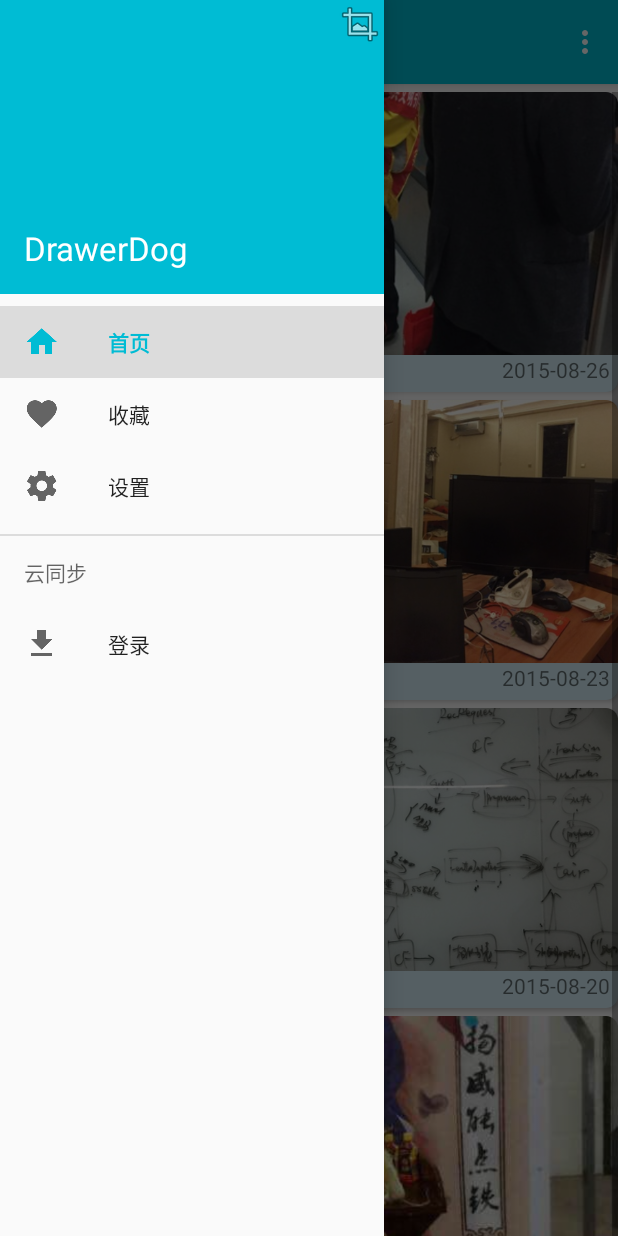
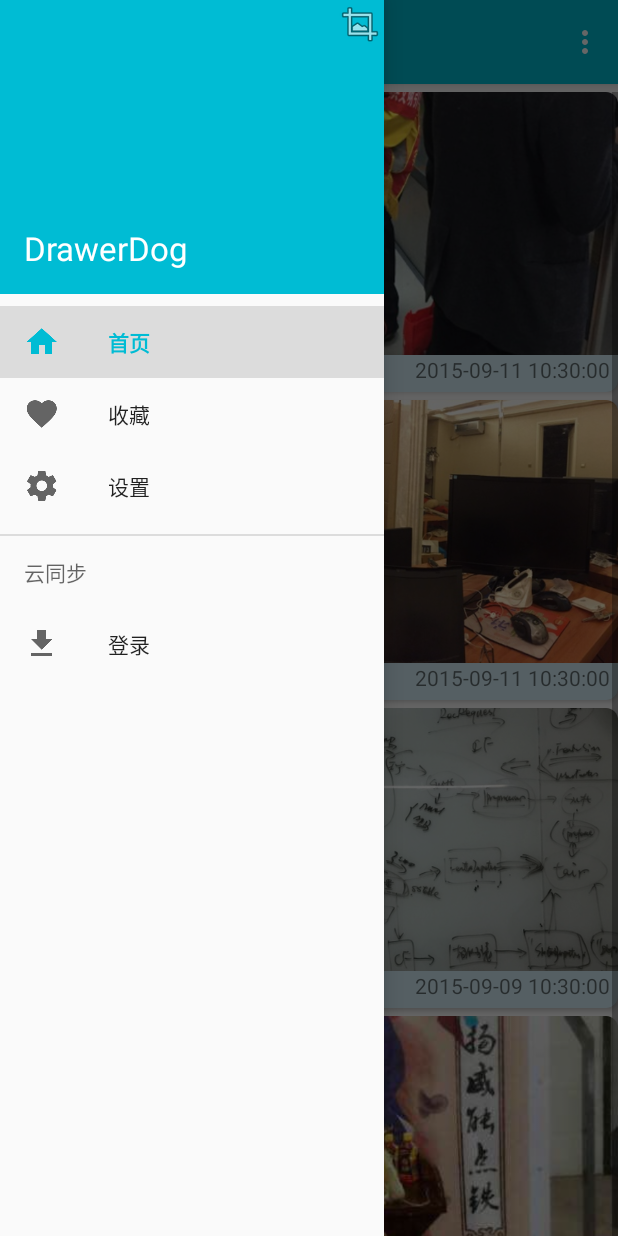
Before and after one commit to bpig/DrawerDog, an Android app: the screen it shows after launch (MainActivity), with the side drawer open, on a phone screen of 412 x 824 dp. Run offline under Robolectric (Android 15) with nearby library versions, the light colour scheme and no system bars; our stand-ins replace ButterKnife; libraries missing offline, so code that uses them is left out: com.snappydb; 3 statements that could not run were skipped.

Commit message:
modify imageitem

```diff
--- a/app/build.gradle
+++ b/app/build.gradle
@@ -28,4 +28,7 @@ dependencies {
     compile 'com.android.support:design:23.0.0'
     compile 'com.jakewharton:butterknife:7.0.1'
     compile 'com.android.support:design:23.0.0'
+    compile 'com.snappydb:snappydb-lib:0.5.2'
+    compile 'com.esotericsoftware.kryo:kryo:2.24.0'
+    compile 'junit:junit:4.12'
 }
--- a/app/src/main/java/bpig/drawerdog/MainActivity.java
+++ b/app/src/main/java/bpig/drawerdog/MainActivity.java
@@ -3,13 +3,13 @@ package bpig.drawerdog;
 import android.content.Intent;
 import android.os.Bundle;
 import android.support.design.widget.NavigationView;
-import android.support.design.widget.Snackbar;
 import android.support.v4.widget.DrawerLayout;
 import android.support.v7.app.ActionBar;
 import android.support.v7.app.AppCompatActivity;
 import android.support.v7.widget.LinearLayoutManager;
 import android.support.v7.widget.RecyclerView;
 import android.support.v7.widget.Toolbar;
+import android.util.Log;
 import android.view.LayoutInflater;
 import android.view.Menu;
 import android.view.MenuItem;
@@ -18,11 +18,15 @@ import android.view.ViewGroup;
 import android.widget.LinearLayout;
 import android.widget.TextView;
 
+import com.snappydb.DB;
+import com.snappydb.DBFactory;
+import com.snappydb.SnappydbException;
+
 import java.util.ArrayList;
 import java.util.List;
 
 import bpig.drawerdog.adapter.ImageItemAdapter;
-import bpig.drawerdog.dao.ImageTagItem;
+import bpig.drawerdog.dao.ImageItem;
 import bpig.drawerdog.views.FlowLayout;
 import butterknife.Bind;
 import butterknife.ButterKnife;
@@ -46,11 +50,18 @@ public class MainActivity extends AppCompatActivity {
     @Bind(R.id.toolbar)
     Toolbar mToolbar;
 
+    DB mDB;
+
     @Override
     protected void onCreate(Bundle savedInstanceState) {
         super.onCreate(savedInstanceState);
         setContentView(R.layout.activity_main);
         ButterKnife.bind(this);
+        try {
+            mDB = DBFactory.open(this, "test");
+        } catch (SnappydbException e) {
+            e.printStackTrace();
+        }
         mMediaCapturer = new MediaCapturer(this);
         initMainLayout();
         initLeftMenuLayout();
@@ -67,7 +78,14 @@ public class MainActivity extends AppCompatActivity {
         RecyclerView recyclerView = (RecyclerView) findViewById(R.id.recycler);
         LinearLayoutManager linearLayoutManager = new LinearLayoutManager(this);
         recyclerView.setLayoutManager(linearLayoutManager);
-        ImageItemAdapter adapter = new ImageItemAdapter(ImageTagItem.items);
+        try {
+            mDB.put("store", "value");
+            String value = mDB.get("store");
+            Log.w("xxx", value);
+        } catch (SnappydbException e) {
+            e.printStackTrace();
+        }
+        ImageItemAdapter adapter = new ImageItemAdapter(ImageItem.sItems);
         recyclerView.setAdapter(adapter);
         adapter.setListener(new ImageItemAdapter.Listener() {
             @Override
@@ -85,7 +103,7 @@ public class MainActivity extends AppCompatActivity {
                         menuItem.setChecked(true);
                         return true;
                     }
-        });
+                });
     }
 
     private void initRightMenuLayout() {
--- a/app/src/main/java/bpig/drawerdog/adapter/ImageItemAdapter.java
+++ b/app/src/main/java/bpig/drawerdog/adapter/ImageItemAdapter.java
@@ -9,8 +9,11 @@ import android.view.ViewGroup;
 import android.widget.ImageView;
 import android.widget.TextView;
 
+import java.text.SimpleDateFormat;
+import java.util.List;
+
 import bpig.drawerdog.R;
-import bpig.drawerdog.dao.ImageTagItem;
+import bpig.drawerdog.dao.ImageItem;
 
 /**
  * Created: shuai.li(286287737@qq.com)
@@ -18,21 +21,20 @@ import bpig.drawerdog.dao.ImageTagItem;
  * Time: 19:20
  */
 public class ImageItemAdapter extends RecyclerView.Adapter<ImageItemAdapter.ViewHolder> {
-    private ImageTagItem[] items;
+    private List<ImageItem> items;
     private Listener listener;
 
     public void setListener(Listener listener) {
         this.listener = listener;
     }
 
-    public ImageItemAdapter(ImageTagItem[] items) {
+    public ImageItemAdapter(List<ImageItem> items) {
         this.items = items;
-
     }
 
     @Override
     public int getItemCount() {
-        return items.length;
+        return items.size();
     }
 
     @Override
@@ -51,10 +53,12 @@ public class ImageItemAdapter extends RecyclerView.Adapter<ImageItemAdapter.View
     public void onBindViewHolder(ViewHolder holder, final int position) {
         CardView cardView = holder.cardView;
         ImageView imageView = (ImageView) cardView.findViewById(R.id.item_image);
-        Drawable drawable = cardView.getResources().getDrawable(items[position].getImageId());
+        ImageItem item = items.get(position);
+        Drawable drawable = cardView.getResources().getDrawable(item.getImage());
         imageView.setImageDrawable(drawable);
         TextView textView = (TextView) cardView.findViewById(R.id.item_time);
-        textView.setText(items[position].getTimestamp());
+        SimpleDateFormat df = new SimpleDateFormat("yyyy-MM-dd hh:mm:ss");
+        textView.setText(df.format(item.getDate()));
         cardView.setOnClickListener(new View.OnClickListener() {
             @Override
             public void onClick(View v) {
--- /dev/null
+++ b/app/src/main/java/bpig/drawerdog/dao/ImageItem.java
@@ -0,0 +1,85 @@
+package bpig.drawerdog.dao;
+
+import java.util.ArrayList;
+import java.util.Calendar;
+import java.util.Date;
+import java.util.List;
+
+import bpig.drawerdog.R;
+
+/**
+ * Created: shuai.li(286287737@qq.com)
+ * Date: 2015-09-12
+ * Time: 17:26
+ */
+public class ImageItem {
+    public static List<ImageItem> sItems = new ArrayList<ImageItem>() {{
+        add(new ImageItem(genDate(-1), R.drawable.subway, new ArrayList<Tag>() {{
+            add(new Tag(0.1, 0.3, "subway"));
+        }}));
+        add(new ImageItem(genDate(-1), R.drawable.home, new ArrayList<Tag>() {{
+            add(new Tag(0.1, 0.3, "home"));
+        }}));
+        add(new ImageItem(genDate(-3), R.drawable.code, new ArrayList<Tag>() {{
+            add(new Tag(0.2, 0.3, "code"));
+        }}));
+        add(new ImageItem(genDate(-4), R.drawable.ma, new ArrayList<Tag>() {{
+            add(new Tag(0.5, 0.5, "ma"));
+        }}));
+    }};
+
+    public static Date genDate(int offset) {
+        Calendar calendar = Calendar.getInstance();
+        calendar.setTime(new Date());
+        calendar.add(Calendar.DATE, offset);
+        return calendar.getTime();
+    }
+
+    public ImageItem(Date date, int image, List<Tag> tags) {
+        mDate = date;
+        mImage = image;
+        mTags = tags;
+    }
+
+    Date mDate;
+    int mImage;
+    List<Tag> mTags;
+
+    public static class Tag {
+        public Tag(double x, double y, String text) {
+            this.x = x;
+            this.y = y;
+            this.text = text;
+        }
+
+        public double x;
+        public double y;
+        public String text;
+    }
+
+    public void setDate(Date date) {
+        mDate = date;
+    }
+
+    public void addTag(Tag tag) {
+        mTags.add(tag);
+    }
+
+    public Date getDate() {
+
+        return mDate;
+    }
+
+    public int getImage() {
+        return mImage;
+    }
+
+    public void delTag(Tag tag) {
+        for (int i = 0; i < mTags.size(); ++i) {
+            if (mTags.get(i).equals(tag)) {
+                mTags.remove(i);
+                break;
+            }
+        }
+    }
+}
--- a/app/src/main/java/bpig/drawerdog/dao/ImageTagItem.java
+++ /dev/null
@@ -1,71 +0,0 @@
-package bpig.drawerdog.dao;
-
-import bpig.drawerdog.R;
-
-/**
- * Created: shuai.li(286287737@qq.com)
- * Date: 2015-08-29
- * Time: 18:49
- */
-public class ImageTagItem {
-    static class Pos {
-        public Pos(double x, double y) {
-            this.x = x;
-            this.y = y;
-        }
-
-        public double x;
-        public double y;
-    }
-
-    private int imageId;
-    private String timestamp;
-    private Pos pos;
-    // TODO
-    private double mPosX;
-    private double mPosY;
-    private String tag;
-
-    // TODO
-    public ImageTagItem(double posX, double posY, String tag) {
-        this.mPosX = posX;
-        this.mPosY = posY;
-        this.tag = tag;
-    }
-    public double getPosX() {
-        return this.mPosX;
-    }
-    public double getPosY() {
-        return this.mPosY;
-    }
-
-    public ImageTagItem(int imageId, String timestamp, Pos pos, String tag) {
-        this.imageId = imageId;
-        this.timestamp = timestamp;
-        this.pos = pos;
-        this.tag = tag;
-    }
-
-    public static final ImageTagItem[] items = {
-            new ImageTagItem(R.drawable.subway, "2015-08-26", new Pos(0.1, 0.3), "subway"),
-            new ImageTagItem(R.drawable.home, "2015-08-23", new Pos(0.2, 0.3), "home"),
-            new ImageTagItem(R.drawable.code, "2015-08-20", new Pos(0.2, 0.3), "coding"),
-            new ImageTagItem(R.drawable.ma, "2015-08-11", new Pos(0.5, 0.5), "烧香")
-    };
-
-    public int getImageId() {
-        return imageId;
-    }
-
-    public String getTimestamp() {
-        return timestamp;
-    }
-
-    public Pos getPos() {
-        return pos;
-    }
-
-    public String getTag() {
-        return tag;
-    }
-}
--- a/app/src/main/res/layout/item_card.xml
+++ b/app/src/main/res/layout/item_card.xml
@@ -12,7 +12,7 @@
         android:layout_height="match_parent"
         android:orientation="vertical">
 
-    <ImageView
+        <ImageView
             android:id="@+id/item_image"
             android:layout_width="match_parent"
             android:layout_height="0dp"
@@ -24,9 +24,9 @@
             android:layout_width="match_parent"
             android:layout_height="wrap_content"
             android:background="#4e79cae9"
+            android:gravity="end"
             android:paddingBottom="5dp"
-            android:paddingEnd="5dp"
-            android:gravity="end" />
+            android:paddingEnd="5dp" />
     </LinearLayout>
 
 </android.support.v7.widget.CardView>
```
Also changed, not shown: app/src/main/java/bpig/drawerdog/LabelActivity.java (+6 -8 lines), app/src/main/java/bpig/drawerdog/views/ImageTagView.java (+9 -8 lines), app/src/main/java/bpig/drawerdog/views/TaggedImageView.java (+28 -26 lines), 2 other files.
